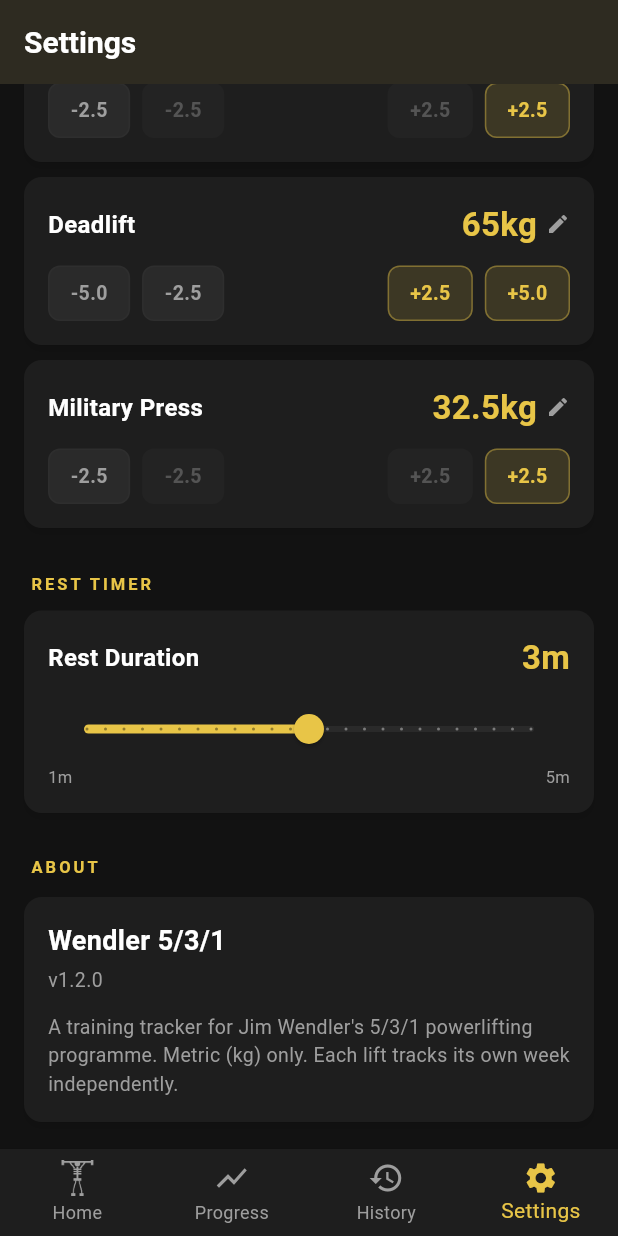
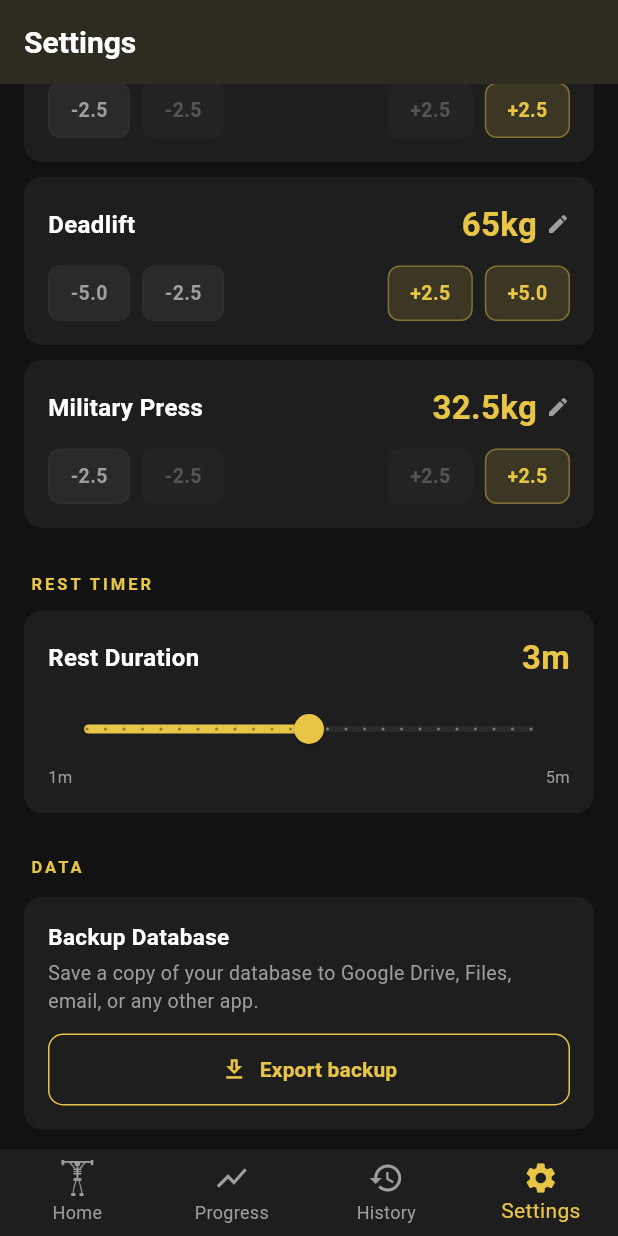
Before and after one commit to anwar1808/wendler-531, a Flutter app: the screen it shows after launch, item 4 of the bottom bar chosen, scrolled down 264 dp, on a phone screen of 412 x 824 dp. Run offline on Flutter 3.47's test engine with Material 3 defaults, Android fonts, the phone set to English and light mode, and no system bars; our stand-ins replace fl_chart, share_plus, shared_preferences, sqflite; accounts and stored records are empty; statements that could not run were skipped.

Commit message:
feat: database backup export in Settings (v1.18.3)
Adds a Data section to Settings with an Export backup button that copies
the SQLite database to a timestamped file and opens the Android share
sheet — save to Google Drive, Files, email, etc.

Co-Authored-By: Claude Sonnet 4.6 <noreply@anthropic.com>

```diff
--- a/lib/screens/settings_screen.dart
+++ b/lib/screens/settings_screen.dart
@@ -1,5 +1,10 @@
+import 'dart:io';
 import 'package:flutter/material.dart';
 import 'package:provider/provider.dart';
+import 'package:path_provider/path_provider.dart';
+import 'package:share_plus/share_plus.dart';
+import 'package:sqflite/sqflite.dart';
+import 'package:path/path.dart' as p;
 import '../providers/app_provider.dart';
 import '../models/lift_type.dart';
 import '../services/wendler_calculator.dart';
@@ -32,6 +37,10 @@ class SettingsScreen extends StatelessWidget {
           const SizedBox(height: 8),
           _SectionHeader(label: 'Rest Timer'),
           _RestTimerCard(provider: provider),
+
+          const SizedBox(height: 8),
+          _SectionHeader(label: 'Data'),
+          _BackupCard(),
 
           const SizedBox(height: 8),
           _SectionHeader(label: 'About'),
@@ -309,3 +318,87 @@ class _RestTimerCard extends StatelessWidget {
     );
   }
 }
+
+class _BackupCard extends StatefulWidget {
+  const _BackupCard();
+
+  @override
+  State<_BackupCard> createState() => _BackupCardState();
+}
+
+class _BackupCardState extends State<_BackupCard> {
+  bool _busy = false;
+
+  Future<void> _backup() async {
+    setState(() => _busy = true);
+    try {
+      final dbDir = await getDatabasesPath();
+      final src = File(p.join(dbDir, 'wendler_531.db'));
+      if (!await src.exists()) {
+        if (mounted) {
+          ScaffoldMessenger.of(context).showSnackBar(
+            const SnackBar(content: Text('Database file not found.')),
+          );
+        }
+        return;
+      }
+
+      final tmp = await getTemporaryDirectory();
+      final timestamp = DateTime.now()
+          .toIso8601String()
+          .replaceAll(':', '-')
+          .substring(0, 19);
+      final dest = File(p.join(tmp.path, 'wendler_531_backup_$timestamp.db'));
+      await src.copy(dest.path);
+
+      await Share.shareXFiles(
+        [XFile(dest.path)],
+        text: 'Wendler 531 database backup — $timestamp',
+      );
+    } finally {
+      if (mounted) setState(() => _busy = false);
+    }
+  }
+
+  @override
+  Widget build(BuildContext context) {
+    return Card(
+      child: Padding(
+        padding: const EdgeInsets.all(16),
+        child: Column(
+          crossAxisAlignment: CrossAxisAlignment.start,
+          children: [
+            const Text(
+              'Backup Database',
+              style: TextStyle(
+                color: AppTheme.textPrimary,
+                fontSize: 15,
+                fontWeight: FontWeight.bold,
+              ),
+            ),
+            const SizedBox(height: 4),
+            const Text(
+              'Save a copy of your database to Google Drive, Files, email, or any other app.',
+              style: TextStyle(color: AppTheme.textSecondary, fontSize: 13),
+            ),
+            const SizedBox(height: 12),
+            SizedBox(
+              width: double.infinity,
+              child: OutlinedButton.icon(
+                onPressed: _busy ? null : _backup,
+                icon: _busy
+                    ? const SizedBox(
+                        width: 16,
+                        height: 16,
+                        child: CircularProgressIndicator(strokeWidth: 2),
+                      )
+                    : const Icon(Icons.download_outlined, size: 18),
+                label: Text(_busy ? 'Preparing…' : 'Export backup'),
+              ),
+            ),
+          ],
+        ),
+      ),
+    );
+  }
+}
--- a/pubspec.yaml
+++ b/pubspec.yaml
@@ -2,7 +2,7 @@ name: wendler_531
 description: "Wendler 5/3/1 powerlifting programme tracker"
 publish_to: 'none'
 
-version: 1.18.2+31
+version: 1.18.3+32
 
 environment:
   sdk: ^3.11.0
@@ -18,6 +18,7 @@ dependencies:
   intl: ^0.19.0
   shared_preferences: ^2.3.3
   path_provider: ^2.1.0
+  share_plus: ^10.0.0
 
 dev_dependencies:
   flutter_test:
```
Also changed, not shown: pubspec.lock.
